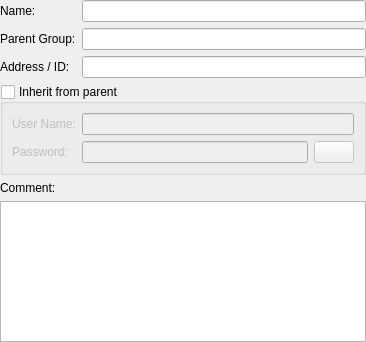
The window that source/console/computer_dialog_general.ui (dchapyshev/aspia) describes before a commit, drawn with Qt 5.
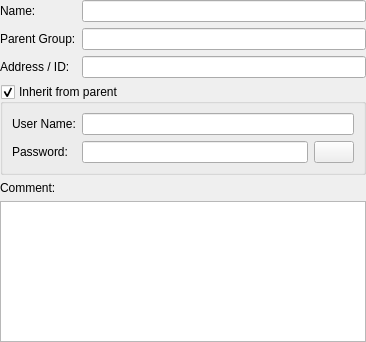
The same window after the commit. Icons and pictures are not drawn.

What changed in the file:
```diff
--- a/source/console/computer_dialog_general.ui
+++ b/source/console/computer_dialog_general.ui
@@ -84,7 +84,7 @@
       <bool>true</bool>
      </property>
      <property name="checked">
-      <bool>false</bool>
+      <bool>true</bool>
      </property>
      <layout class="QFormLayout" name="formLayout">
       <item row="0" column="0">
```
